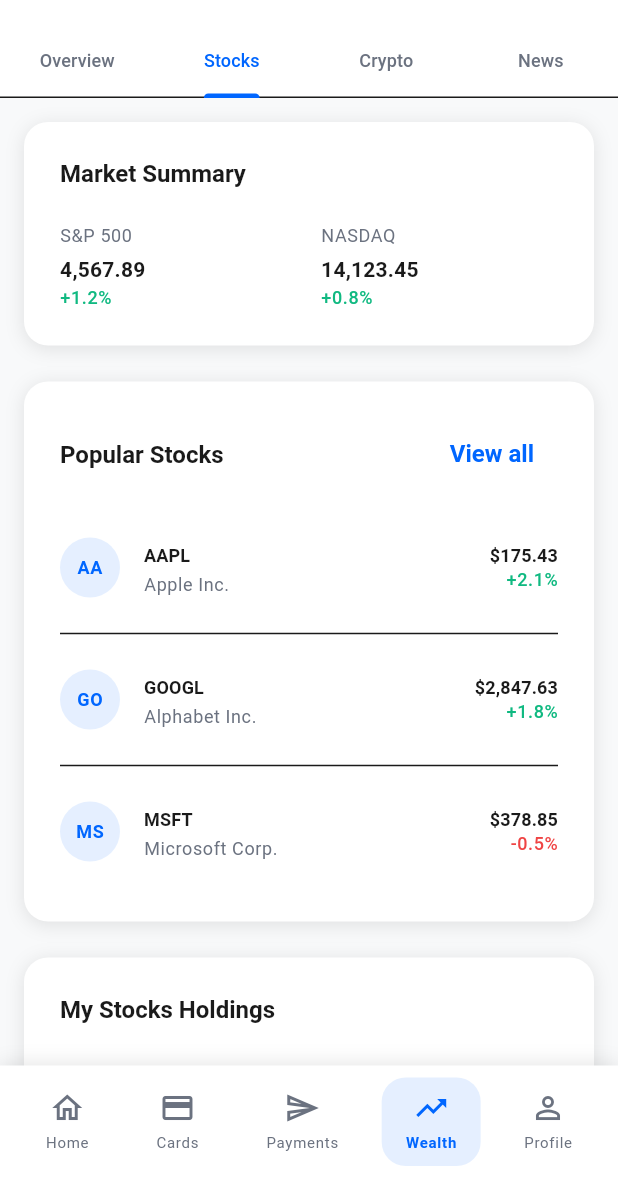
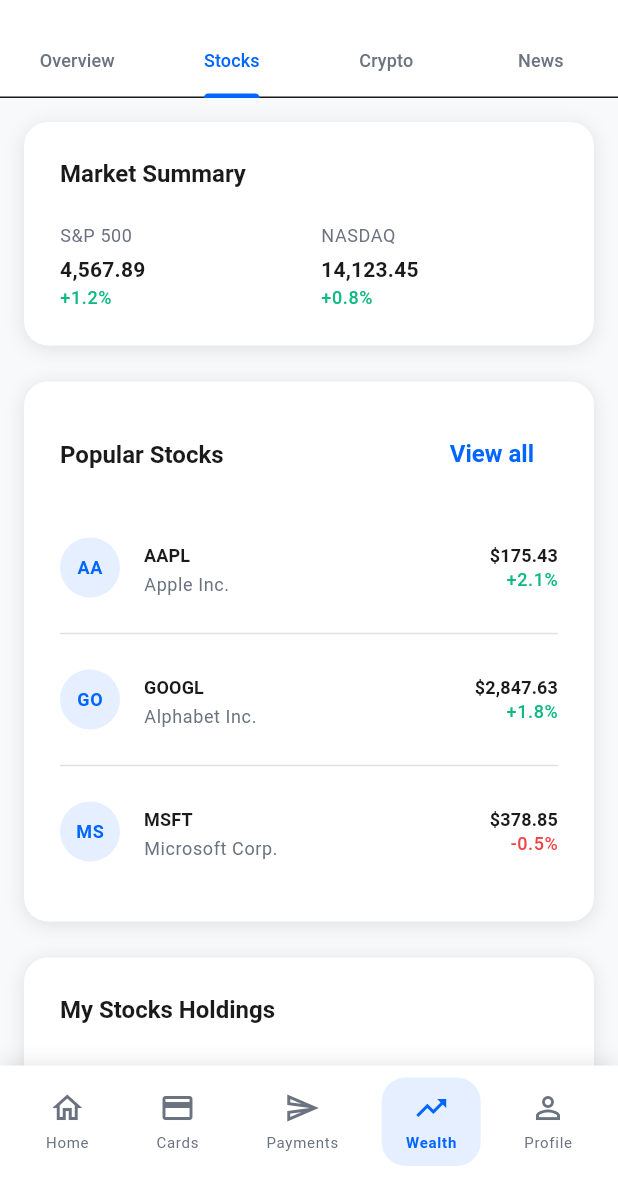
Before and after one commit to Edil-Ayehu/revolut-clone, a Flutter app: the WealthPage screen opened by its route, tab 2 chosen, on a phone screen of 412 x 824 dp, the part 58-1236 px from its top. Run offline on Flutter 3.47's test engine with Material 3 defaults, Android fonts, the phone set to English and light mode, and no system bars; our stand-ins replace go_router.

Commit message:
UI polish

```diff
--- a/lib/features/wealth/pages/wealth_page.dart
+++ b/lib/features/wealth/pages/wealth_page.dart
@@ -7,6 +7,7 @@
 import '../widgets/investment_categories.dart';
 import '../widgets/trending_assets.dart';
 import '../widgets/market_news.dart';
+import 'package:flutter/material.dart' show kBottomNavigationBarHeight;
 
 class WealthPage extends StatefulWidget {
   const WealthPage({super.key});
@@ -83,6 +84,7 @@
         await Future.delayed(const Duration(seconds: 1));
       },
       child: SingleChildScrollView(
+        physics: const AlwaysScrollableScrollPhysics(),
         padding: const EdgeInsets.all(AppConstants.paddingM),
         child: Column(
           crossAxisAlignment: CrossAxisAlignment.start,
@@ -101,6 +103,9 @@
 
             // Quick Actions
             _buildQuickActions(context),
+
+            // Add bottom padding to prevent content from being cut off
+            const SizedBox(height: kBottomNavigationBarHeight),
           ],
         ),
       ),
@@ -123,6 +128,9 @@
 
           // My Holdings
           _buildMyHoldings('Stocks'),
+
+          // Add bottom padding to prevent content from being cut off
+          const SizedBox(height: kBottomNavigationBarHeight),
         ],
       ),
     );
@@ -144,6 +152,9 @@
 
           // My Holdings
           _buildMyHoldings('Crypto'),
+
+          // Add bottom padding to prevent content from being cut off
+          const SizedBox(height: kBottomNavigationBarHeight),
         ],
       ),
     );
@@ -152,7 +163,13 @@
   Widget _buildNewsTab() {
     return const SingleChildScrollView(
       padding: EdgeInsets.all(AppConstants.paddingM),
-      child: MarketNews(),
+      child: Column(
+        children: [
+          MarketNews(),
+          // Add bottom padding to prevent content from being cut off
+          SizedBox(height: kBottomNavigationBarHeight),
+        ],
+      ),
     );
   }
 
@@ -360,9 +377,9 @@
           const SizedBox(height: AppConstants.paddingM),
 
           _buildStockItem('AAPL', 'Apple Inc.', '\$175.43', '+2.1%', true),
-          const Divider(),
+          Divider(color: Colors.grey.shade300),
           _buildStockItem('GOOGL', 'Alphabet Inc.', '\$2,847.63', '+1.8%', true),
-          const Divider(),
+          Divider(color: Colors.grey.shade300),
           _buildStockItem('MSFT', 'Microsoft Corp.', '\$378.85', '-0.5%', false),
         ],
       ),
@@ -447,9 +464,9 @@
           const SizedBox(height: AppConstants.paddingM),
 
           _buildStockItem('BTC', 'Bitcoin', '\$43,567.89', '+4.2%', true),
-          const Divider(),
+          Divider(color: Colors.grey.shade300),
           _buildStockItem('ETH', 'Ethereum', '\$2,634.51', '+3.8%', true),
-          const Divider(),
+          Divider(color: Colors.grey.shade300),
           _buildStockItem('ADA', 'Cardano', '\$0.52', '-1.2%', false),
         ],
       ),
--- a/lib/features/wealth/widgets/investment_categories.dart
+++ b/lib/features/wealth/widgets/investment_categories.dart
@@ -79,7 +79,7 @@
     return GestureDetector(
       onTap: onTap,
       child: Container(
-        padding: const EdgeInsets.all(AppConstants.paddingL),
+        padding: const EdgeInsets.symmetric(horizontal:AppConstants.paddingL, vertical: 12),
         decoration: BoxDecoration(
           color: AppColors.surface,
           borderRadius: BorderRadius.circular(AppConstants.radiusL),
@@ -107,7 +107,7 @@
                 size: AppConstants.iconM,
               ),
             ),
-            const SizedBox(height: AppConstants.paddingM),
+            const SizedBox(height: AppConstants.paddingM - 4),
             Text(
               title,
               style: Theme.of(context).textTheme.titleMedium?.copyWith(
--- a/lib/features/wealth/widgets/portfolio_summary.dart
+++ b/lib/features/wealth/widgets/portfolio_summary.dart
@@ -146,7 +146,7 @@
     Color color,
   ) {
     return Container(
-      padding: const EdgeInsets.all(AppConstants.paddingM),
+      padding: const EdgeInsets.symmetric(vertical:AppConstants.paddingM, horizontal: 8),
       decoration: BoxDecoration(
         color: AppColors.textOnPrimary.withOpacity(0.1),
         borderRadius: BorderRadius.circular(AppConstants.radiusM),
@@ -164,7 +164,7 @@
                   shape: BoxShape.circle,
                 ),
               ),
-              const SizedBox(width: AppConstants.paddingS),
+              const SizedBox(width: 4),
               Text(
                 category,
                 style: Theme.of(context).textTheme.bodySmall?.copyWith(
```
Also changed, not shown: lib/features/wealth/widgets/trending_assets.dart (+7 -4 lines).
